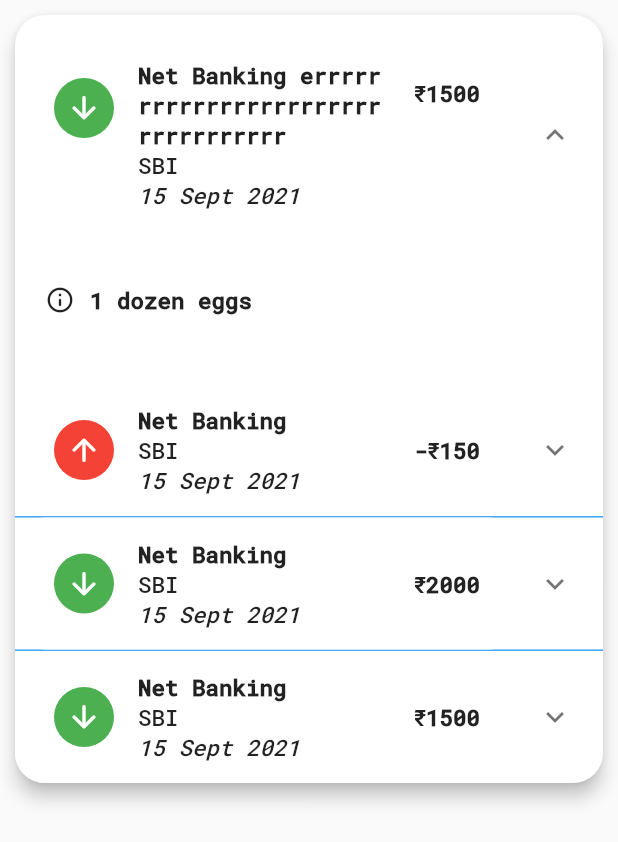
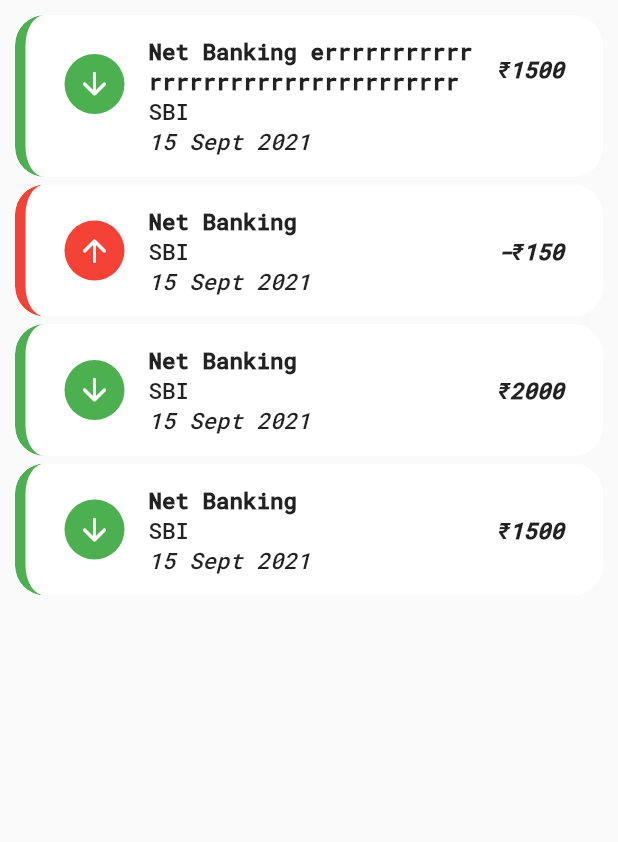
Before and after one commit to MrAugusT22/pocket-science, a Flutter app: the Expenses screen opened by its route, on a phone screen of 412 x 824 dp. Shown: the top 842 px of the screen. Run offline on Flutter 3.47's test engine with Material 2 defaults, Android fonts, the phone set to English and light mode, and no system bars; our stand-ins replace bottom_navy_bar, shared_preferences, syncfusion_flutter_charts; accounts and stored records are empty.

Commit message:
expenses ui changed

```diff
--- a/lib/screens/expenses.dart
+++ b/lib/screens/expenses.dart
@@ -22,6 +22,8 @@ class _ExpensesState extends State<Expenses> {
   Widget build(BuildContext context) {
     return Consumer<MyThemeData>(builder: (context, myThemeData, child) {
       bool _isDarkMode = myThemeData.getDarkMode;
+      int count = Transactions().getTransactionListCount;
+      List<TransactionCard> _transactionList = Transactions().getTransactions;
       return Scaffold(
         extendBody: true,
         body: Padding(
@@ -31,105 +33,9 @@ class _ExpensesState extends State<Expenses> {
                 return SizedBox(height: 5);
               },
               physics: BouncingScrollPhysics(),
-              itemCount: 1,
+              itemCount: count,
               itemBuilder: (context, index) {
-                return Material(
-                  elevation: 5,
-                  borderRadius: BorderRadius.circular(20),
-                  color: _isDarkMode ? kMyDarkBGColor : kMyLightBGColor,
-                  child: Container(
-                    decoration: BoxDecoration(
-                      borderRadius: BorderRadius.circular(20),
-                      color: Colors.transparent,
-                    ),
-                    child: ExpansionPanelList(
-                      expansionCallback: (i, isOpen) {
-                        setState(() {
-                          _isOpen[i] = !_isOpen[i];
-                        });
-                      },
-                      elevation: 0,
-                      dividerColor: kMyColor,
-                      children: [
-                        ExpansionPanel(
-                          isExpanded: _isOpen[0],
-                          canTapOnHeader: true,
-                          backgroundColor: Colors.transparent,
-                          headerBuilder: (context, open) {
-                            return TransactionCard(
-                              amt: 1500,
-                              bank: 'SBI',
-                              title:
-                                  'Net Banking errrrrrrrrrrrrrrrrrrrrrrrrrrrrrrrrr',
-                              date: '15 Sept 2021',
-                              debit: false,
-                            );
-                          },
-                          body: AdditionalDataCard(
-                            title: '1 dozen eggs',
-                            info: '',
-                            elevation: 0.0,
-                          ),
-                        ),
-                        ExpansionPanel(
-                          isExpanded: _isOpen[1],
-                          canTapOnHeader: true,
-                          backgroundColor: Colors.transparent,
-                          headerBuilder: (context, open) {
-                            return TransactionCard(
-                              amt: 150,
-                              bank: 'SBI',
-                              title: 'Net Banking',
-                              date: '15 Sept 2021',
-                              debit: true,
-                            );
-                          },
-                          body: AdditionalDataCard(
-                            title: '1 dozen eggs',
-                            info: '',
-                            elevation: 0.0,
-                          ),
-                        ),
-                        ExpansionPanel(
-                          isExpanded: _isOpen[2],
-                          canTapOnHeader: true,
-                          backgroundColor: Colors.transparent,
-                          headerBuilder: (context, open) {
-                            return TransactionCard(
-                              amt: 2000,
-                              bank: 'SBI',
-                              title: 'Net Banking',
-                              date: '15 Sept 2021',
-                              debit: false,
-                            );
-                          },
-                          body: AdditionalDataCard(
-                            title: '1 dozen eggs',
-                            info: '',
-                            elevation: 0.0,
-                          ),
-                        ),
-                        ExpansionPanel(
-                          isExpanded: _isOpen[3],
-                          canTapOnHeader: true,
-                          backgroundColor: Colors.transparent,
-                          headerBuilder: (context, open) {
-                            return TransactionCard(
-                              amt: 1500,
-                              bank: 'SBI',
-                              title: 'Net Banking',
-                              date: '15 Sept 2021',
-                              debit: false,
-                            );
-                          },
-                          body: AdditionalDataCard(
-                            elevation: 0.0,
-                          ),
-                        ),
-                      ],
-                    ),
-                  ),
-                );
+                return _transactionList[index];
               }),
         ),
       );
--- a/lib/utilities/transaction_card.dart
+++ b/lib/utilities/transaction_card.dart
@@ -23,18 +23,28 @@ class TransactionCard extends StatelessWidget {
   Widget build(BuildContext context) {
     return Consumer<MyThemeData>(builder: (context, myThemeData, child) {
       bool _isDarkMode = myThemeData.getDarkMode;
-      return Container(
+      return ClipPath(
+        clipper: ShapeBorderClipper(
+        shape: RoundedRectangleBorder(
+            borderRadius: BorderRadius.all(Radius.circular(20))
+        )
+    ),
+        child: Container(
           decoration: BoxDecoration(
             color: _isDarkMode ? kMyDarkBGColor : kMyLightBGColor,
             borderRadius: BorderRadius.circular(20),
+            border: Border(
+                left: BorderSide(
+                    color: debit ? Colors.red : Colors.green,
+                    width: 7.0
+                )
+            )
           ),
           padding: EdgeInsets.all(10),
           child: ListTile(
             leading: CircleAvatar(
               child: Icon(
-              debit
-                  ? Icons.arrow_upward_rounded
-                  : Icons.arrow_downward_rounded,
+                debit ? Icons.arrow_upward_rounded : Icons.arrow_downward_rounded,
                 color: Colors.white,
               ),
               backgroundColor: debit ? Colors.red : Colors.green,
@@ -51,9 +61,64 @@ class TransactionCard extends StatelessWidget {
                     fontWeight: FontWeight.normal),
               ],
             ),
-          trailing: InvestmentCardText(text: '${debit ? '-' : ''}₹$amt'),
+            trailing: InvestmentCardText(text: '${debit ? '-' : ''}₹$amt', fontStyle: FontStyle.italic,),
+          ),
         ),
       );
     });
   }
 }
+
+class Transactions {
+  List<TransactionCard> _transactionList = [
+    TransactionCard(
+      amt: 1500,
+      bank: 'SBI',
+      title: 'Net Banking errrrrrrrrrrrrrrrrrrrrrrrrrrrrrrrrr',
+      date: '15 Sept 2021',
+      debit: false,
+    ),
+    TransactionCard(
+      amt: 150,
+      bank: 'SBI',
+      title: 'Net Banking',
+      date: '15 Sept 2021',
+      debit: true,
+    ),
+    TransactionCard(
+      amt: 2000,
+      bank: 'SBI',
+      title: 'Net Banking',
+      date: '15 Sept 2021',
+      debit: false,
+    ),
+    TransactionCard(
+      amt: 1500,
+      bank: 'SBI',
+      title: 'Net Banking',
+      date: '15 Sept 2021',
+      debit: false,
+    ),
+  ];
+
+  void addTransaction(
+      double amt, String bank, String date, bool debit, String title) {
+    _transactionList.add(
+      TransactionCard(
+        amt: amt,
+        bank: bank,
+        date: date,
+        debit: debit,
+        title: title,
+      ),
+    );
+  }
+
+  int get getTransactionListCount {
+    return _transactionList.length;
+  }
+
+  List<TransactionCard> get getTransactions {
+    return _transactionList;
+  }
+}
```
Lines whose indentation alone changed are shown as unchanged.
